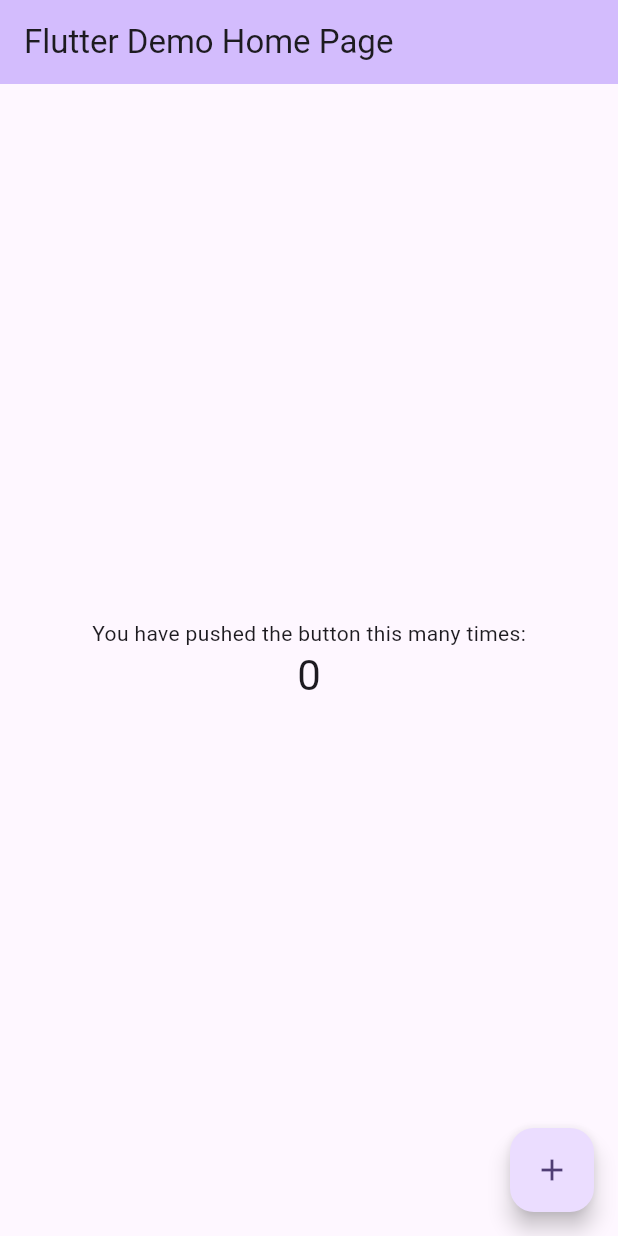
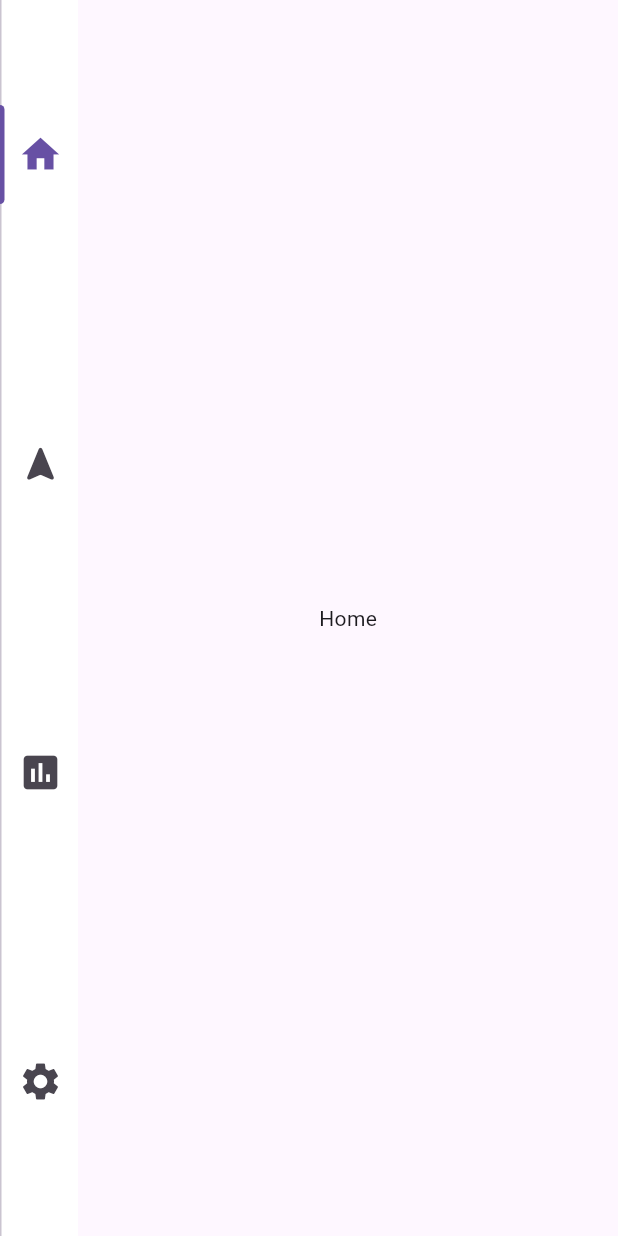
Before and after one commit to jona-mtw/ebike_raspberry_pi_display, a Flutter app: the screen it shows after launch, on a phone screen of 412 x 824 dp. Run offline on Flutter 3.47's test engine with Material 3 defaults, Android fonts, the light colour scheme and no system bars.

Commit message:
tab-bar-made

```diff
--- a/analysis_options.yaml
+++ b/analysis_options.yaml
@@ -14,6 +14,7 @@ analyzer:
     - build/**
     - android/**
     - ios/**
+    - web/**
 
 linter:
   # The lint rules applied to this project can be customized in the
--- a/lib/main.dart
+++ b/lib/main.dart
@@ -1,4 +1,8 @@
 import 'package:flutter/material.dart';
+
+import 'pages/navigation.dart';
+import 'pages/telemetery.dart';
+import 'pages/settings.dart';
 
 void main() {
   runApp(const MyApp());
@@ -7,116 +11,85 @@ void main() {
 class MyApp extends StatelessWidget {
   const MyApp({super.key});
 
-  // This widget is the root of your application.
   @override
   Widget build(BuildContext context) {
-    return MaterialApp(
-      title: 'Flutter Demo',
-      theme: ThemeData(
-        // This is the theme of your application.
-        //
-        // TRY THIS: Try running your application with "flutter run". You'll see
-        // the application has a purple toolbar. Then, without quitting the app,
-        // try changing the seedColor in the colorScheme below to Colors.green
-        // and then invoke "hot reload" (save your changes or press the "hot
-        // reload" button in a Flutter-supported IDE, or press "r" if you used
-        // the command line to start the app).
-        //
-        // Notice that the counter didn't reset back to zero; the application
-        // state is not lost during the reload. To reset the state, use hot
-        // restart instead.
-        //
-        // This works for code too, not just values: Most code changes can be
-        // tested with just a hot reload.
-        colorScheme: .fromSeed(seedColor: Colors.deepPurple),
+    return const MaterialApp(
+      home: DefaultTabController(
+        length: 4,
+        child: Scaffold(
+          body: Row(
+            children: [
+              CustomSideNavigationBar(),
+              Expanded(
+                flex: 5,
+                child: TabBarView(
+                  children: [
+                    HomePage(),
+                    NavigationPage(),
+                    TelemeteryPage(),
+                    SettingsPage(),
+                  ],
+                ),
+              ),
+            ],
+          ),
+        ),
       ),
-      home: const MyHomePage(title: 'Flutter Demo Home Page'),
     );
   }
 }
 
-class MyHomePage extends StatefulWidget {
-  const MyHomePage({super.key, required this.title});
-
-  // This widget is the home page of your application. It is stateful, meaning
-  // that it has a State object (defined below) that contains fields that affect
-  // how it looks.
-
-  // This class is the configuration for the state. It holds the values (in this
-  // case the title) provided by the parent (in this case the App widget) and
-  // used by the build method of the State. Fields in a Widget subclass are
-  // always marked "final".
-
-  final String title;
-
-  @override
-  State<MyHomePage> createState() => _MyHomePageState();
-}
-
-class _MyHomePageState extends State<MyHomePage> {
-  int _counter = 0;
-
-  void _incrementCounter() {
-    setState(() {
-      // This call to setState tells the Flutter framework that something has
-      // changed in this State, which causes it to rerun the build method below
-      // so that the display can reflect the updated values. If we changed
-      // _counter without calling setState(), then the build method would not be
-      // called again, and so nothing would appear to happen.
-      _counter++;
-    });
-  }
+class HomePage extends StatelessWidget {
+  const HomePage({super.key});
 
   @override
   Widget build(BuildContext context) {
-    // This method is rerun every time setState is called, for instance as done
-    // by the _incrementCounter method above.
-    //
-    // The Flutter framework has been optimized to make rerunning build methods
-    // fast, so that you can just rebuild anything that needs updating rather
-    // than having to individually change instances of widgets.
-    return Scaffold(
-      appBar: AppBar(
-        // TRY THIS: Try changing the color here to a specific color (to
-        // Colors.amber, perhaps?) and trigger a hot reload to see the AppBar
-        // change color while the other colors stay the same.
-        backgroundColor: Theme.of(context).colorScheme.inversePrimary,
-        // Here we take the value from the MyHomePage object that was created by
-        // the App.build method, and use it to set our appbar title.
-        title: Text(widget.title),
-      ),
-      body: Center(
-        // Center is a layout widget. It takes a single child and positions it
-        // in the middle of the parent.
-        child: Column(
-          // Column is also a layout widget. It takes a list of children and
-          // arranges them vertically. By default, it sizes itself to fit its
-          // children horizontally, and tries to be as tall as its parent.
-          //
-          // Column has various properties to control how it sizes itself and
-          // how it positions its children. Here we use mainAxisAlignment to
-          // center the children vertically; the main axis here is the vertical
-          // axis because Columns are vertical (the cross axis would be
-          // horizontal).
-          //
-          // TRY THIS: Invoke "debug painting" (choose the "Toggle Debug Paint"
-          // action in the IDE, or press "p" in the console), to see the
-          // wireframe for each widget.
-          mainAxisAlignment: .center,
-          children: [
-            const Text('You have pushed the button this many times:'),
-            Text(
-              '$_counter',
-              style: Theme.of(context).textTheme.headlineMedium,
+    return const Center(child: Text("Home"));
+  }
+}
+
+class CustomSideNavigationBar extends StatelessWidget {
+  const CustomSideNavigationBar({super.key});
+
+  @override
+  Widget build(BuildContext context) {
+    return RotatedBox(
+      quarterTurns: 1,
+      child: Container(
+        color: Colors.white,
+        child: TabBar(
+          tabs: [
+            Container(
+              padding: EdgeInsets.all(10),
+              child: RotatedBox(
+                quarterTurns: 3,
+                child: Tab(icon: Icon(Icons.home, size: 30)),
+              ),
+            ),
+            Container(
+              padding: EdgeInsets.all(10),
+              child: RotatedBox(
+                quarterTurns: 3,
+                child: Tab(icon: Icon(Icons.navigation_rounded, size: 30)),
+              ),
+            ),
+            Container(
+              padding: EdgeInsets.all(10),
+              child: RotatedBox(
+                quarterTurns: 3,
+                child: Tab(icon: Icon(Icons.insert_chart, size: 30)),
+              ),
+            ),
+            Container(
+              padding: EdgeInsets.all(10),
+              child: RotatedBox(
+                quarterTurns: 3,
+                child: Tab(icon: Icon(Icons.settings, size: 30)),
+              ),
             ),
           ],
         ),
       ),
-      floatingActionButton: FloatingActionButton(
-        onPressed: _incrementCounter,
-        tooltip: 'Increment',
-        child: const Icon(Icons.add),
-      ),
     );
   }
 }
```
Also changed, not shown: lib/pages/navigation.dart (added, +10 -0 lines), lib/pages/settings.dart (added, +10 -0 lines), lib/pages/telemetery.dart (added, +10 -0 lines), 8 other files.
